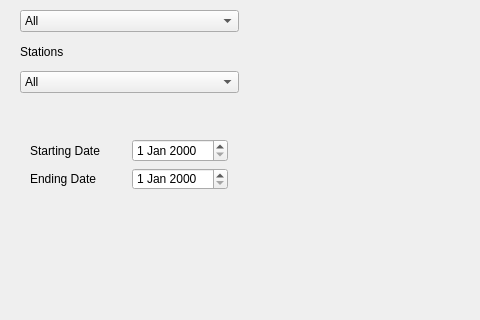
Before: the Qt Designer form query_engine/GUI/gui.ui in BCCN-Prog/weather_2016, drawn with Qt 5; both pictures show x 0 to 480 and y 280 to 600 of the 798 by 600 pixel window.
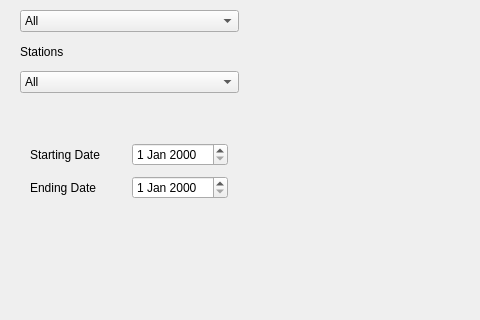
After: the same form once the commit is applied.

Commit message: renamed the objects in ui and created an application logic py

```diff
--- a/query_engine/GUI/gui.ui
+++ b/query_engine/GUI/gui.ui
@@ -141,7 +141,7 @@
       <x>30</x>
       <y>400</y>
       <width>198</width>
-      <height>51</height>
+      <height>66</height>
      </rect>
     </property>
     <layout class="QVBoxLayout" name="verticalLayout_5">
```
Left out of the diff: 30 changed lines with no effect on the pictures. The commit also changes 2 other files.
